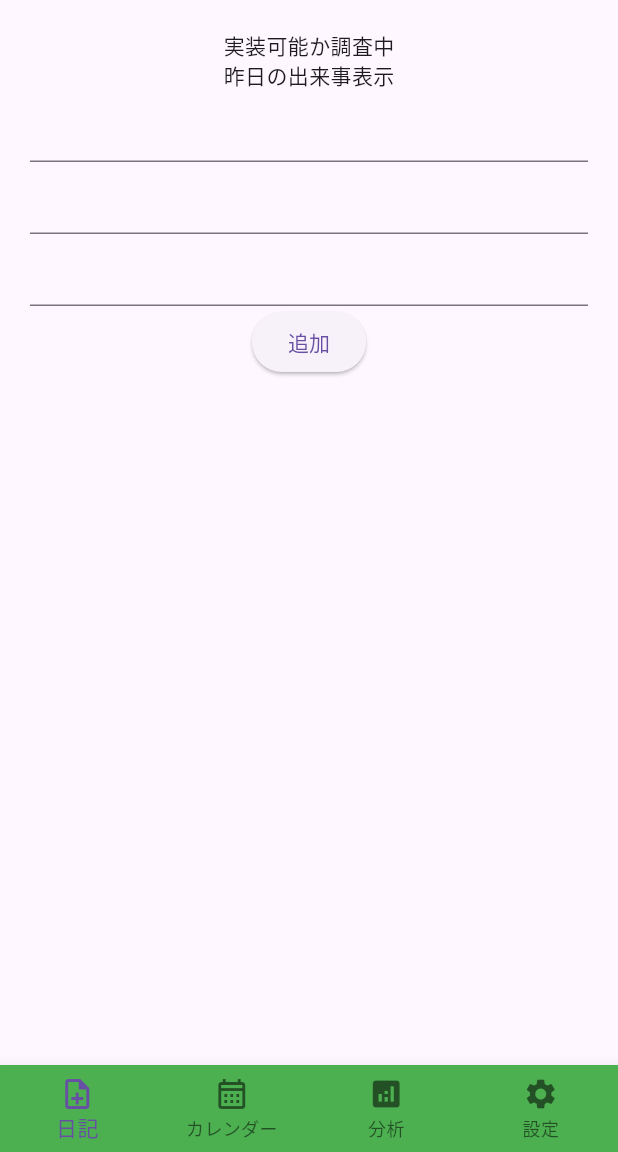
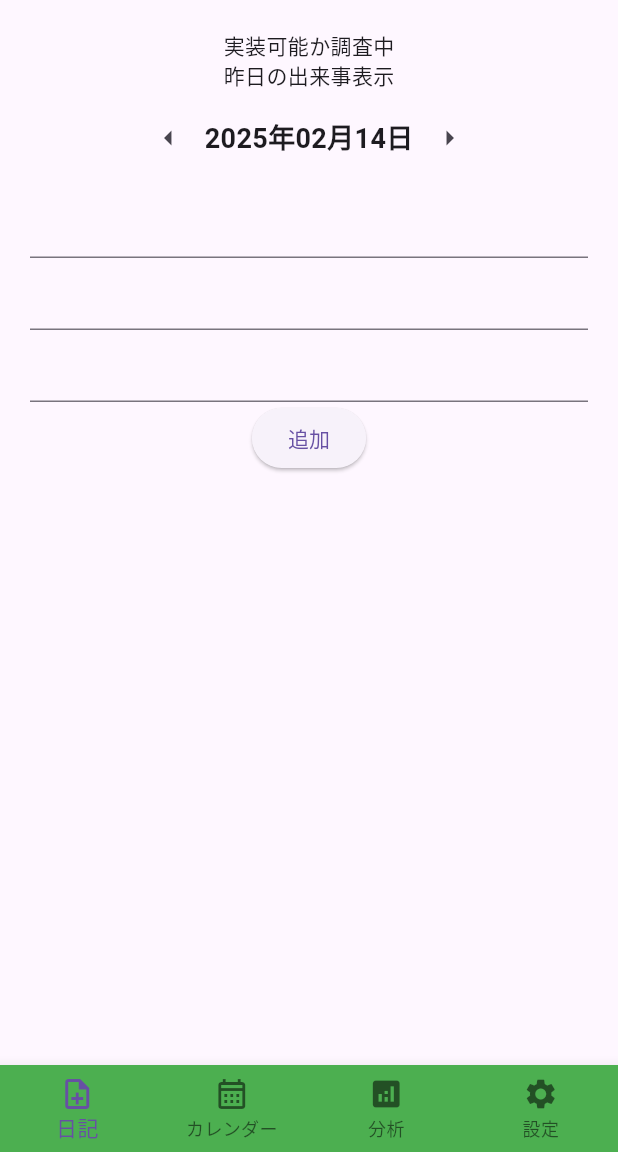
Before and after one commit to yukimiyake0607/three_dialy, a Flutter app: the screen it shows after launch, on a phone screen of 412 x 824 dp, the part 84-1236 px from its top. Run offline on Flutter 3.47's test engine with Material 3 defaults, Android fonts, the phone set to English and light mode, and no system bars; our stand-ins replace firebase_core, flutter_riverpod, freezed_annotation, riverpod_annotation, table_calendar; accounts and stored records are empty; generated files the repository leaves out were written again.

Commit message:
add: 日記画面に日付を追加

```diff
--- a/lib/viewmodels/providers/diary_notifier.dart
+++ b/lib/viewmodels/providers/diary_notifier.dart
@@ -1,6 +1,7 @@
 import 'package:mindow/domain/models/diary_entry.dart';
 import 'package:mindow/domain/models/emotion.dart';
 import 'package:riverpod_annotation/riverpod_annotation.dart';
+import 'package:uuid/uuid.dart';
 
 part 'diary_notifier.g.dart';
 
@@ -17,7 +18,7 @@ class DiaryNotifier extends _$DiaryNotifier {
     String diary3,
   ) {
     final diaryEntry = DiaryEntry(
-      id: '0',
+      id: const Uuid().v4(),
       date: DateTime.now(),
       textList: [
         diary1,
--- a/lib/views/screen/diary/diary_screen.dart
+++ b/lib/views/screen/diary/diary_screen.dart
@@ -1,5 +1,6 @@
 import 'package:flutter/material.dart';
 import 'package:flutter_riverpod/flutter_riverpod.dart';
+import 'package:intl/intl.dart';
 import 'package:mindow/viewmodels/providers/diary_notifier.dart';
 
 class DiaryScreen extends ConsumerStatefulWidget {
@@ -13,6 +14,14 @@ class _DiaryScreenState extends ConsumerState<DiaryScreen> {
   final TextEditingController _controller1 = TextEditingController();
   final TextEditingController _controller2 = TextEditingController();
   final TextEditingController _controller3 = TextEditingController();
+  late DateTime _selectedDate;
+  final DateFormat _dateFormat = DateFormat('yyyy年MM月dd日', 'ja_JP');
+
+  @override
+  void initState() {
+    super.initState();
+    _selectedDate = DateTime.now();
+  }
 
   @override
   void dispose() {
@@ -20,6 +29,12 @@ class _DiaryScreenState extends ConsumerState<DiaryScreen> {
     _controller2.dispose();
     _controller3.dispose();
     super.dispose();
+  }
+
+  void _changeDate(int days) {
+    setState(() {
+      _selectedDate = _selectedDate.add(Duration(days: days));
+    });
   }
 
   @override
@@ -31,6 +46,30 @@ class _DiaryScreenState extends ConsumerState<DiaryScreen> {
         children: [
           const Text('実装可能か調査中'),
           const Text('昨日の出来事表示'),
+          Padding(
+            padding: const EdgeInsets.all(8.0),
+            child: Row(
+              mainAxisAlignment: MainAxisAlignment.center,
+              mainAxisSize: MainAxisSize.min,
+              children: [
+                IconButton(
+                  onPressed: () => _changeDate(-1),
+                  icon: const Icon(Icons.arrow_left),
+                ),
+                Text(
+                  _dateFormat.format(_selectedDate),
+                  style: const TextStyle(
+                    fontSize: 18,
+                    fontWeight: FontWeight.bold,
+                  ),
+                ),
+                IconButton(
+                  onPressed: () => _changeDate(1),
+                  icon: const Icon(Icons.arrow_right),
+                ),
+              ],
+            ),
+          ),
           TextField(
             controller: _controller1,
           ),
```
